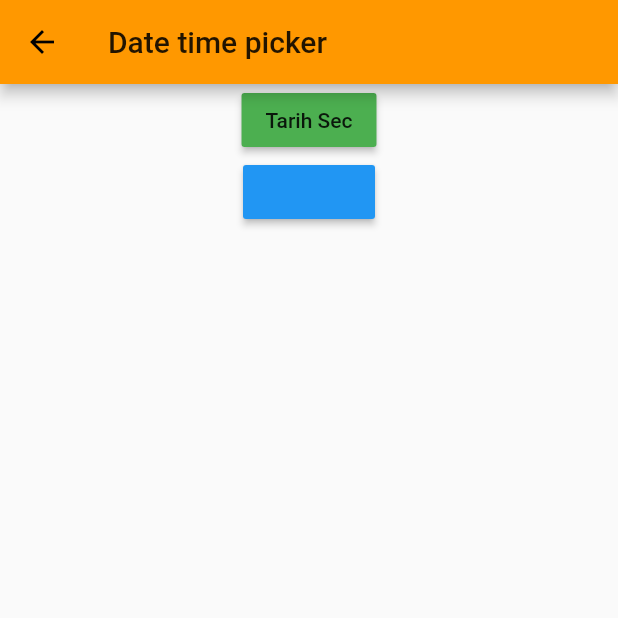
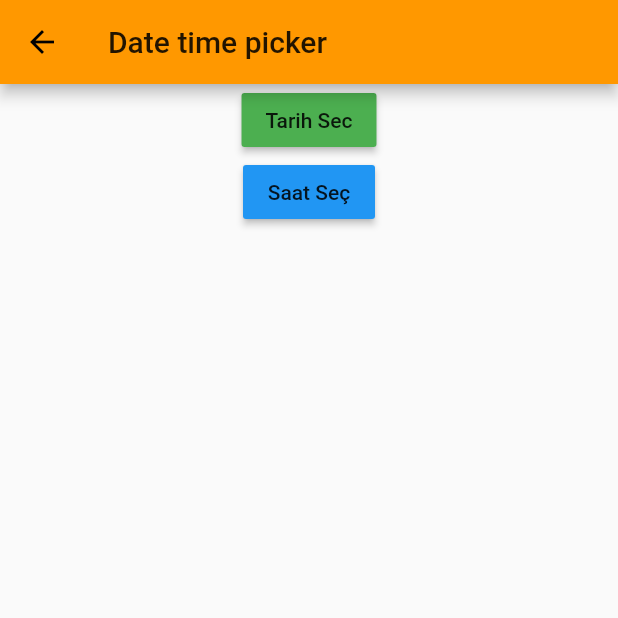
Before and after one commit to mustafauys/Introduction-to-Flutter, a Flutter app: the TarihSaatOrnek screen opened by its route, on a phone screen of 412 x 824 dp, the top half of it. Run offline on Flutter 3.47's test engine with Material 2 defaults, Android fonts, the phone set to English and light mode, and no system bars; our stand-ins replace date_format, fluttertoast.

Commit message:
Date and Time Selection Procedures

```diff
--- a/flutter_first/lib/ui/date_time_picker.dart
+++ b/flutter_first/lib/ui/date_time_picker.dart
@@ -49,7 +49,7 @@ class _TarihSaatOrnekState extends State<TarihSaatOrnek> {
                                 },
                               ),
                               RaisedButton(
-                                child: Text(""),
+                                child: Text("Saat Seç"),
                                 color: Colors.blue,
                                 onPressed: () {
                                   showTimePicker(context: context, initialTime: suankiSaat).then((secilenSaat){
```
